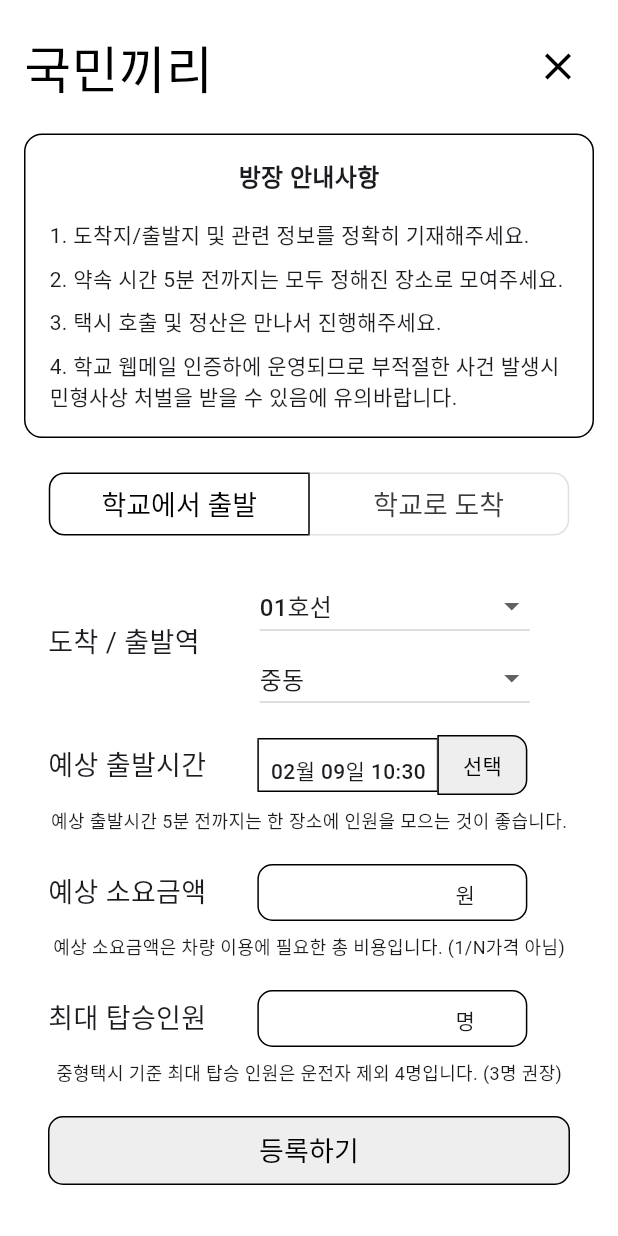
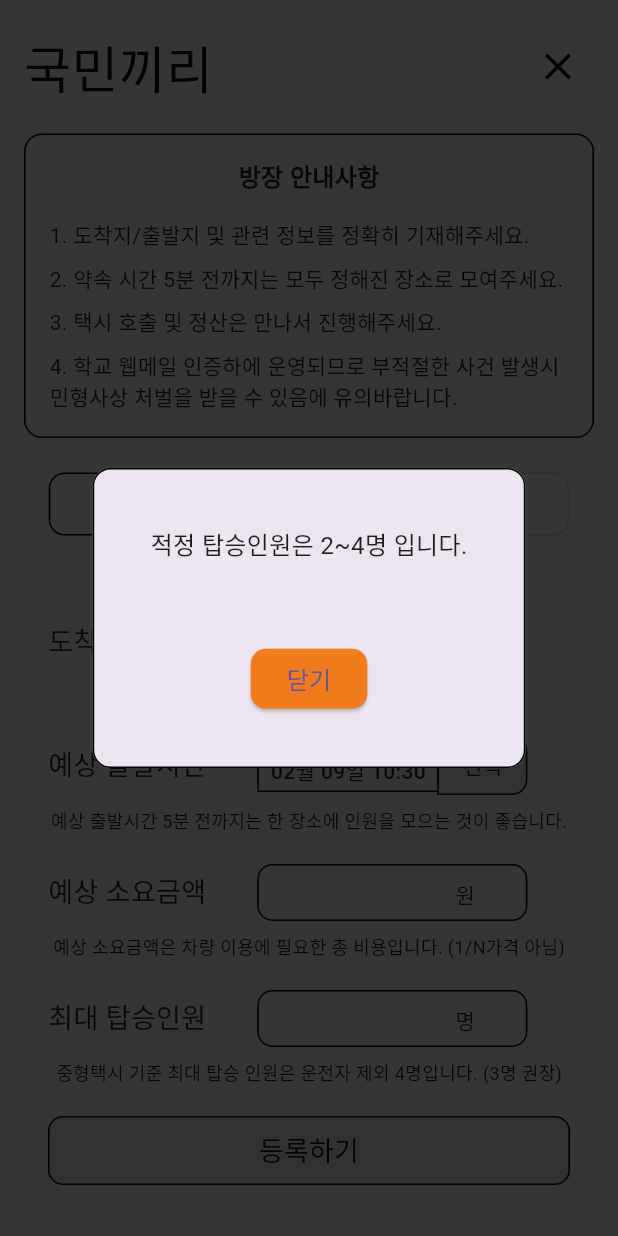
Before and after one commit to jia5232/KIRI_Frontend, a Flutter app: the PostFormScreen widget shown alone on an empty page, opened directly, after a tap on "등록하기", on a phone screen of 412 x 824 dp. Run offline on Flutter 3.47's test engine with Material 3 defaults, Android fonts, the phone set to English and light mode, and no system bars; our stand-ins replace dio, flutter_riverpod, flutter_secure_storage, font_awesome_flutter, go_router, retrofit; accounts and stored records are empty; generated files the repository leaves out were written again; Roboto replaces fonts that are missing (NotoSans).

Commit message:
feat: create post api 연결

```diff
--- a/lib/member/view/login_screen.dart
+++ b/lib/member/view/login_screen.dart
@@ -94,9 +94,6 @@ class _LoginScreenState extends ConsumerState<LoginScreen> {
                           ref
                               .read(memberStateNotifierProvider.notifier)
                               .login(email: email, password: password);
-                          if(state is MemberModelError){
-                            getNoticeDialog(context, "로그인에 실패했습니다.");
-                          }
                         },
                   style: ElevatedButton.styleFrom(
                     backgroundColor: PRIMARY_COLOR,
--- a/lib/member/view/signup_screen.dart
+++ b/lib/member/view/signup_screen.dart
@@ -1,7 +1,6 @@
 import 'package:dio/dio.dart';
 import 'package:flutter/material.dart';
 import 'package:flutter_riverpod/flutter_riverpod.dart';
-import 'package:go_router/go_router.dart';
 import 'package:kiri/common/component/custom_text_form_field.dart';
 import 'package:kiri/common/component/notice_popup_dialog.dart';
 import 'package:kiri/common/const/colors.dart';
--- a/lib/post/view/post_form_screen.dart
+++ b/lib/post/view/post_form_screen.dart
@@ -1,11 +1,15 @@
 import 'dart:convert';
 
+import 'package:dio/dio.dart';
 import 'package:flutter/cupertino.dart';
 import 'package:flutter/material.dart';
 import 'package:flutter/services.dart';
 import 'package:flutter_riverpod/flutter_riverpod.dart';
+import 'package:kiri/common/const/data.dart';
 import 'package:kiri/common/layout/default_layout.dart';
 
+import '../../common/component/notice_popup_dialog.dart';
+import '../../common/provider/dio_provider.dart';
 import '../provider/post_form_screen_provider.dart';
 
 class PostFormScreen extends ConsumerStatefulWidget {
@@ -26,7 +30,6 @@ class _PostFormScreenState extends ConsumerState<PostFormScreen> {
 
   // post 요청에 필요한 정보
   bool isFromSchool = true;
-  String station = '보문역';
   DateTime departTime = DateTime.now();
   int cost = 0;
   int maxMember = 0;
@@ -79,8 +82,56 @@ class _PostFormScreenState extends ConsumerState<PostFormScreen> {
     );
   }
 
+  void getNoticeDialog(BuildContext context, String message) {
+    showDialog(
+      context: context,
+      builder: (context) {
+        return NoticePopupDialog(
+          message: message,
+          buttonText: "닫기",
+          onPressed: () {
+            Navigator.pop(context);
+          },
+        );
+      },
+    );
+  }
+
+  void getPostResultDialog(BuildContext context, String message) {
+    showDialog(
+      barrierDismissible: false,
+      context: context,
+      builder: (context) {
+        return NoticePopupDialog(
+          message: message,
+          buttonText: "메인으로 돌아가기",
+          onPressed: () {
+            //Dialog를 닫고 로그인페이지로 나가야 하므로 두번 pop.
+            Navigator.pop(context);
+            Navigator.pop(context);
+          },
+        );
+      },
+    );
+  }
+
   @override
   Widget build(BuildContext context) {
+    //멤버 정보
+    // final memberState = ref.watch(memberStateNotifierProvider);
+    //
+    // UI에서 멤버 상태를 기반으로 적절한 위젯을 반환
+    // return memberState.when(
+    //   data: (member) {
+    //     return Text('대학 이름: ${member.univName}');
+    //   },
+    //   loading: () => CircularProgressIndicator(),
+    //   error: (error, stack) => Text('오류 발생: $error'),
+    // );
+
+    final dio = ref.watch(dioProvider);
+
+    //지하철 정보
     final subwayState = ref.watch(subwayListNotifierProvider);
 
     String selectedLine = subwayState.selectedLine;
@@ -176,9 +227,16 @@ class _PostFormScreenState extends ConsumerState<PostFormScreen> {
                                             lineAndStations[value]!.isNotEmpty
                                                 ? lineAndStations[value]![0]
                                                 : null;
-                                        ref.read(subwayListNotifierProvider.notifier).setSelectedLine(value);
+                                        ref
+                                            .read(subwayListNotifierProvider
+                                                .notifier)
+                                            .setSelectedLine(value);
                                         if (selectedStation != null) {
-                                          ref.read(subwayListNotifierProvider.notifier).setSelectedStation(selectedStation!);
+                                          ref
+                                              .read(subwayListNotifierProvider
+                                                  .notifier)
+                                              .setSelectedStation(
+                                                  selectedStation!);
                                         }
                                       });
                                     }
@@ -203,7 +261,10 @@ class _PostFormScreenState extends ConsumerState<PostFormScreen> {
                                     if (value != null) {
                                       setState(() {
                                         selectedStation = value;
-                                        ref.read(subwayListNotifierProvider.notifier).setSelectedStation(value);
+                                        ref
+                                            .read(subwayListNotifierProvider
+                                                .notifier)
+                                            .setSelectedStation(value);
                                       });
                                     }
                                   },
@@ -387,16 +448,62 @@ class _PostFormScreenState extends ConsumerState<PostFormScreen> {
                         width: MediaQuery.of(context).size.width - 32,
                         height: 46,
                         child: TextButton(
-                          onPressed: () {
+                          onPressed: () async {
                             //posts/create으로 요청 보낼때 header에 accessToken 같이 보내야 됨
                             isFromSchool = fromSchool;
                             String? depart = fromSchool
-                                ? "국민대학교"
-                                : station; //추후 사용자의 대학교명으로 변경 필요
-                            String? arrive = fromSchool ? station : "국민대학교";
+                                ? "국민대학교" // 추후 사용자의 대학 이름으로 변경해야함.
+                                : "$selectedStation역";
+                            String? arrive =
+                                fromSchool ? "$selectedStation역" : "국민대학교";
                             final formatDepartTime =
                                 departTime.toIso8601String();
-                            //departTime, cost, maxMember, nowMembwe 이미 설정됨!!
+
+                            // 예외 처리
+                            if (selectedStation == null) {
+                              getNoticeDialog(context, "지하철을 선택해주세요.");
+                            }
+                            if (cost < 4800 || cost > 500000) {
+                              getNoticeDialog(context,
+                                  "4,800~500,000원 사이\n적절한 금액을 입력해주세요.");
+                            }
+                            if (maxMember <= 1 || maxMember > 4) {
+                              getNoticeDialog(context, "적정 탑승인원은 2~4명 입니다.");
+                            }
+
+                            if (selectedStation != null &&
+                                cost >= 4800 &&
+                                cost <= 500000 &&
+                                maxMember > 1 &&
+                                maxMember <= 4) {
+                              try {
+                                final resp = await dio.post(
+                                  "http://$ip/posts/create",
+                                  data: {
+                                    'isFromSchool': isFromSchool,
+                                    'depart': depart,
+                                    'arrive': arrive,
+                                    'departTime': formatDepartTime,
+                                    'cost': cost,
+                                    'maxMember': maxMember,
+                                    "nowMember": nowMember,
+                                  },
+                                  options: Options(
+                                    headers: {
+                                      'Content-Type': 'application/json',
+                                      'accessToken': 'true',
+                                    },
+                                  ),
+                                );
+                                if (resp.statusCode == 200) {
+                                  getPostResultDialog(
+                                      context, "글 등록이 완료되었습니다.");
+                                }
+                              } catch (e) {
+                                getNoticeDialog(context, "에러가 발생했습니다!");
+                              }
+                            }
+                            //departTime, cost, maxMember, nowMember 이미 설정됨!!
                             print('isFromSchool: $isFromSchool');
                             print('depart: $depart');
                             print('arrive: $arrive');
```
